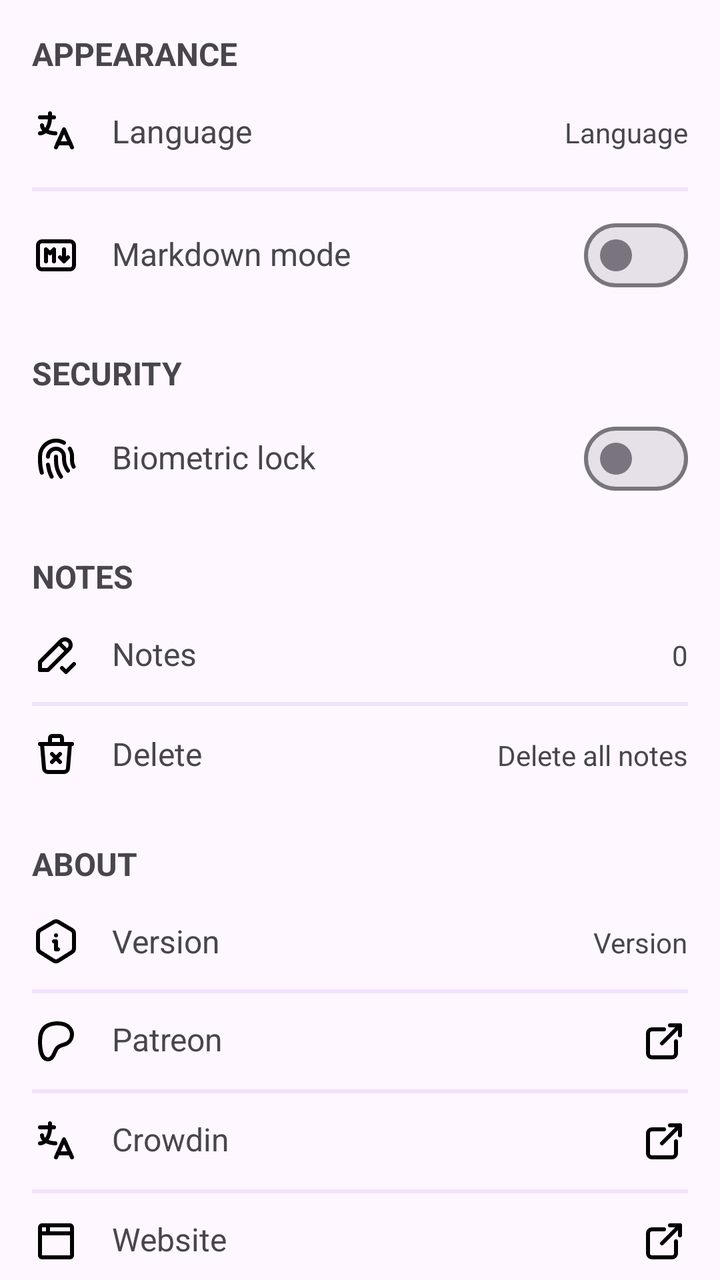
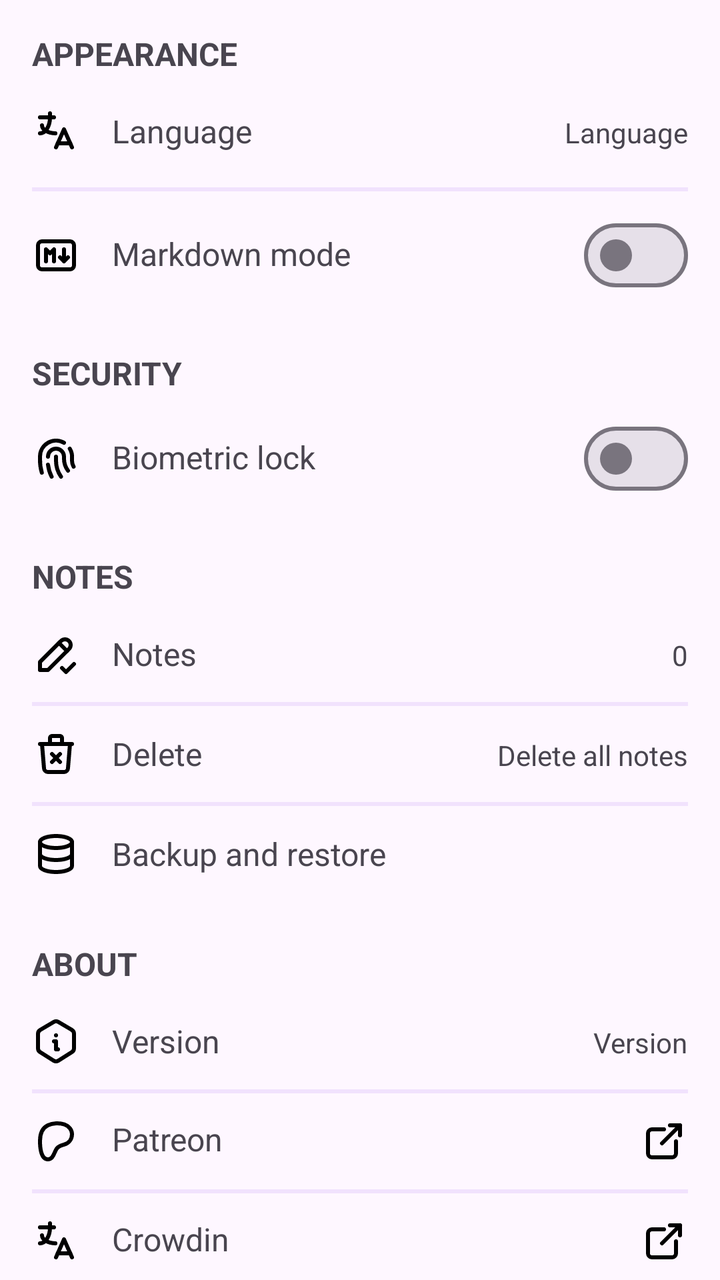

Screens rendered from an Android XML layout before and after an edit, with the pre-edit source and the edit as a unified diff.
<!-- AndroidManifest.xml: application theme Theme.NexNotes -->
<!-- res/layout/fragment_settings.xml -->
<?xml version="1.0" encoding="utf-8"?>
<androidx.coordinatorlayout.widget.CoordinatorLayout android:layout_width="match_parent"
    android:layout_height="match_parent"
    xmlns:tools="http://schemas.android.com/tools"
    android:id="@+id/main_layout"
    xmlns:android="http://schemas.android.com/apk/res/android"
    xmlns:app="http://schemas.android.com/apk/res-auto">

    <androidx.core.widget.NestedScrollView
        android:layout_width="match_parent"
        android:layout_height="match_parent"
        app:layout_behavior="@string/appbar_scrolling_view_behavior">

        <LinearLayout
            android:id="@+id/settings_main_frame"
            android:layout_width="match_parent"
            android:layout_height="wrap_content"
            android:layout_marginBottom="@dimen/dimen80dp"
            android:orientation="vertical">

            
            <TextView
                android:layout_width="wrap_content"
                android:layout_height="wrap_content"
                android:paddingStart="@dimen/dimen16dp"
                android:layout_marginTop="@dimen/dimen16dp"
                android:paddingEnd="@dimen/dimen16dp"
                android:textSize="@dimen/dimen16sp"
                android:textStyle="bold"
                android:textAllCaps="true"
                android:text="@string/appearance" />

            <LinearLayout
                android:id="@+id/language_selection_frame"
                android:layout_width="match_parent"
                android:layout_height="wrap_content"
                android:gravity="center_vertical"
                android:orientation="horizontal"
                android:layout_gravity="center_vertical"
                android:layout_marginTop="@dimen/dimen16dp"
                android:layout_marginStart="@dimen/dimen16dp"
                android:layout_marginEnd="@dimen/dimen16dp">

                <ImageView
                    android:layout_width="@dimen/dimen24dp"
                    android:layout_height="@dimen/dimen24dp"
                    android:contentDescription="@string/language"
                    android:layout_marginEnd="@dimen/dimen16dp"
                    app:srcCompat="@drawable/ic_language" />

                <LinearLayout
                    android:id="@+id/language_selection"
                    android:layout_width="match_parent"
                    android:layout_height="wrap_content"
                    android:orientation="horizontal">

                    <TextView
                        android:id="@+id/language_header_selector"
                        android:layout_width="0dp"
                        android:layout_height="wrap_content"
                        android:layout_weight="1"
                        android:text="@string/language"
                        android:textSize="@dimen/dimen16sp" />

                    <TextView
                        android:id="@+id/language_selected"
                        android:layout_width="wrap_content"
                        android:layout_height="wrap_content"
                        android:text="@string/language"
                        android:textSize="@dimen/dimen14sp" />

                </LinearLayout>

            </LinearLayout>

            <com.google.android.material.divider.MaterialDivider
                android:layout_width="match_parent"
                android:layout_height="@dimen/dimen2dp"
                app:dividerColor="?attr/divider"
                android:layout_margin="@dimen/dimen16dp"
                android:background="?android:attr/listDivider" />

            <LinearLayout
                android:id="@+id/md_mode_frame"
                android:layout_width="match_parent"
                android:layout_height="wrap_content"
                android:gravity="center_vertical"
                android:orientation="horizontal"
                android:layout_gravity="center_vertical"
                android:layout_marginStart="@dimen/dimen16dp"
                android:layout_marginEnd="@dimen/dimen16dp"
                android:layout_marginBottom="@dimen/dimen32dp">

                <ImageView
                    android:layout_width="@dimen/dimen24dp"
                    android:layout_height="@dimen/dimen24dp"
                    android:contentDescription="@string/md_mode_header"
                    android:layout_marginEnd="@dimen/dimen16dp"
                    app:srcCompat="@drawable/ic_markdown" />

                <LinearLayout
                    android:id="@+id/md_mode_frame_selection"
                    android:layout_width="match_parent"
                    android:layout_height="wrap_content"
                    android:orientation="horizontal">

                    <TextView
                        android:id="@+id/md_mode_header"
                        android:layout_width="0dp"
                        android:layout_height="wrap_content"
                        android:layout_weight="1"
                        android:text="@string/md_mode_header"
                        android:textSize="@dimen/dimen16sp" />

                    <com.google.android.material.materialswitch.MaterialSwitch
                        android:id="@+id/switch_md_mode"
                        android:layout_width="wrap_content"
                        android:layout_height="@dimen/dimen32dp"
                        android:contentDescription="@string/md_mode_header" />

                </LinearLayout>

            </LinearLayout>
            

            
            <TextView
                android:layout_width="wrap_content"
                android:layout_height="wrap_content"
                android:paddingStart="@dimen/dimen16dp"
                android:paddingEnd="@dimen/dimen16dp"
                android:textSize="@dimen/dimen16sp"
                android:textStyle="bold"
                android:textAllCaps="true"
                android:text="@string/security" />

            <LinearLayout
                android:id="@+id/biometric_frame"
                android:layout_width="match_parent"
                android:layout_height="wrap_content"
                android:gravity="center_vertical"
                android:orientation="horizontal"
                android:layout_gravity="center_vertical"
                android:layout_marginTop="@dimen/dimen16dp"
                android:layout_marginStart="@dimen/dimen16dp"
                android:layout_marginEnd="@dimen/dimen16dp"
                android:layout_marginBottom="@dimen/dimen32dp">

                <ImageView
                    android:layout_width="@dimen/dimen24dp"
                    android:layout_height="@dimen/dimen24dp"
                    android:contentDescription="@string/settings_biometric_header"
                    android:layout_marginEnd="@dimen/dimen16dp"
                    app:srcCompat="@drawable/ic_fingerprint" />

                <LinearLayout
                    android:id="@+id/biometric_frame_selection"
                    android:layout_width="match_parent"
                    android:layout_height="wrap_content"
                    android:orientation="horizontal">

                    <TextView
                        android:id="@+id/biometric_header"
                        android:layout_width="0dp"
                        android:layout_height="wrap_content"
                        android:layout_weight="1"
                        android:text="@string/settings_biometric_header"
                        android:textSize="@dimen/dimen16sp" />

                    <com.google.android.material.materialswitch.MaterialSwitch
                        android:id="@+id/switch_biometric"
                        android:layout_width="wrap_content"
                        android:layout_height="@dimen/dimen32dp"
                        android:contentDescription="@string/settings_biometric_header" />

                </LinearLayout>

            </LinearLayout>
            

            
            <TextView
                android:layout_width="wrap_content"
                android:layout_height="wrap_content"
                android:paddingStart="@dimen/dimen16dp"
                android:paddingEnd="@dimen/dimen16dp"
                android:textSize="@dimen/dimen16sp"
                android:textStyle="bold"
                android:textAllCaps="true"
                android:text="@string/notes" />

            <LinearLayout
                android:layout_width="match_parent"
                android:layout_height="wrap_content"
                android:layout_gravity="center_vertical"
                android:layout_marginTop="@dimen/dimen16dp"
                android:layout_marginStart="@dimen/dimen16dp"
                android:layout_marginEnd="@dimen/dimen16dp"
                android:layout_marginBottom="@dimen/dimen32dp"
                android:orientation="vertical">

                <LinearLayout
                    android:id="@+id/database_info_frame"
                    android:layout_width="match_parent"
                    android:layout_height="wrap_content"
                    android:gravity="center_vertical"
                    android:orientation="horizontal">

                    <ImageView
                        android:layout_width="@dimen/dimen24dp"
                        android:layout_height="@dimen/dimen24dp"
                        android:contentDescription="@string/app_name"
                        android:layout_marginEnd="@dimen/dimen16dp"
                        app:srcCompat="@drawable/ic_pencil_check" />

                    <LinearLayout
                        android:id="@+id/textview_section"
                        android:layout_width="match_parent"
                        android:layout_height="wrap_content"
                        android:orientation="horizontal">

                        <TextView
                            android:id="@+id/notes_title"
                            android:layout_width="0dp"
                            android:layout_height="wrap_content"
                            android:layout_weight="1"
                            android:text="@string/notes"
                            android:textSize="@dimen/dimen16sp" />

                        <TextView
                            android:id="@+id/database_notes_count"
                            android:layout_width="wrap_content"
                            android:layout_height="wrap_content"
                            android:text="@string/zero"
                            android:textSize="@dimen/dimen14sp" />

                    </LinearLayout>

                </LinearLayout>

                <com.google.android.material.divider.MaterialDivider
                    android:layout_width="match_parent"
                    android:layout_height="@dimen/dimen2dp"
                    app:dividerColor="?attr/divider"
                    android:layout_marginTop="@dimen/dimen12dp"
                    android:layout_marginBottom="@dimen/dimen12dp"
                    android:background="?android:attr/listDivider" />

                <LinearLayout
                    android:id="@+id/delete_notes_frame"
                    android:layout_width="match_parent"
                    android:layout_height="wrap_content"
                    android:background="?android:attr/selectableItemBackground"
                    android:gravity="center_vertical"
                    android:orientation="horizontal">

                    <ImageView
                        android:layout_width="@dimen/dimen24dp"
                        android:layout_height="@dimen/dimen24dp"
                        android:contentDescription="@string/delete"
                        android:layout_marginEnd="@dimen/dimen16dp"
                        app:srcCompat="@drawable/ic_trash" />

                    <LinearLayout
                        android:id="@+id/delete_notes_section"
                        android:layout_width="match_parent"
                        android:layout_height="wrap_content"
                        android:orientation="horizontal">

                        <TextView
                            android:id="@+id/delete_notes_title"
                            android:layout_width="0dp"
                            android:layout_height="wrap_content"
                            android:layout_weight="1"
                            android:text="@string/delete"
                            android:textSize="@dimen/dimen16sp" />

                        <TextView
                            android:id="@+id/delete_notes"
                            android:layout_width="wrap_content"
                            android:layout_height="wrap_content"
                            android:text="@string/delete_notes"
                            android:textSize="@dimen/dimen14sp" />

                    </LinearLayout>

                </LinearLayout>

            </LinearLayout>
            

            
            <TextView
                android:layout_width="wrap_content"
                android:layout_height="wrap_content"
                android:paddingStart="@dimen/dimen16dp"
                android:paddingEnd="@dimen/dimen16dp"
                android:textSize="@dimen/dimen16sp"
                android:textStyle="bold"
                android:textAllCaps="true"
                android:text="@string/about" />

            <LinearLayout
                android:layout_width="match_parent"
                android:layout_height="wrap_content"
                android:layout_gravity="center_vertical"
                android:layout_marginTop="@dimen/dimen16dp"
                android:layout_marginStart="@dimen/dimen16dp"
                android:layout_marginEnd="@dimen/dimen16dp"
                android:layout_marginBottom="@dimen/dimen32dp"
                android:orientation="vertical">

                <LinearLayout
                    android:id="@+id/about_selection_frame"
                    android:layout_width="match_parent"
                    android:layout_height="wrap_content"
                    android:background="?android:attr/selectableItemBackground"
                    android:gravity="center_vertical"
                    android:orientation="horizontal">

                    <ImageView
                        android:layout_width="@dimen/dimen24dp"
                        android:layout_height="@dimen/dimen24dp"
                        android:contentDescription="@string/app_name"
                        android:layout_marginEnd="@dimen/dimen16dp"
                        app:tint="?attr/iconsColor"
                        app:srcCompat="@drawable/ic_info" />

                    <LinearLayout
                        android:id="@+id/about_version_selection"
                        android:layout_width="match_parent"
                        android:layout_height="wrap_content"
                        android:orientation="horizontal">

                        <TextView
                            android:id="@+id/about_version_title"
                            android:layout_width="0dp"
                            android:layout_height="wrap_content"
                            android:layout_weight="1"
                            android:text="@string/version"
                            android:textSize="@dimen/dimen16sp" />

                        <TextView
                            android:id="@+id/app_version"
                            android:layout_width="wrap_content"
                            android:layout_height="wrap_content"
                            android:text="@string/version"
                            android:textSize="@dimen/dimen14sp" />

                    </LinearLayout>

                </LinearLayout>

                <com.google.android.material.divider.MaterialDivider
                    android:layout_width="match_parent"
                    android:layout_height="@dimen/dimen2dp"
                    app:dividerColor="?attr/divider"
                    android:layout_marginTop="@dimen/dimen12dp"
                    android:layout_marginBottom="@dimen/dimen12dp"
                    android:background="?android:attr/listDivider" />

                <LinearLayout
                    android:id="@+id/support_patreon_frame"
                    android:layout_width="match_parent"
                    android:layout_height="wrap_content"
                    android:background="?android:attr/selectableItemBackground"
                    android:gravity="center_vertical"
                    android:orientation="horizontal">

                    <ImageView
                        android:layout_width="@dimen/dimen24dp"
                        android:layout_height="@dimen/dimen24dp"
                        android:contentDescription="@string/support_text_patreon"
                        android:layout_marginEnd="@dimen/dimen16dp"
                        app:tint="?attr/iconsColor"
                        app:srcCompat="@drawable/ic_patreon" />

                    <LinearLayout
                        android:id="@+id/support_patreon_selection"
                        android:layout_width="match_parent"
                        android:layout_height="wrap_content"
                        android:orientation="horizontal"
                        tools:ignore="UseCompoundDrawables">

                        <TextView
                            android:id="@+id/support_patreon_title"
                            android:layout_width="0dp"
                            android:layout_height="wrap_content"
                            android:layout_weight="1"
                            android:text="@string/support_text_patreon"
                            android:textSize="@dimen/dimen16sp" />

                        <ImageView
                            android:id="@+id/support_patreon"
                            android:layout_width="@dimen/dimen24dp"
                            android:layout_height="@dimen/dimen24dp"
                            android:contentDescription="@string/support_text_patreon"
                            app:srcCompat="@drawable/ic_external_link" />

                    </LinearLayout>

                </LinearLayout>

                <com.google.android.material.divider.MaterialDivider
                    android:layout_width="match_parent"
                    android:layout_height="@dimen/dimen2dp"
                    app:dividerColor="?attr/divider"
                    android:layout_marginTop="@dimen/dimen12dp"
                    android:layout_marginBottom="@dimen/dimen12dp"
                    android:background="?android:attr/listDivider" />

                <LinearLayout
                    android:id="@+id/crowdin_frame"
                    android:layout_width="match_parent"
                    android:layout_height="wrap_content"
                    android:background="?android:attr/selectableItemBackground"
                    android:gravity="center_vertical"
                    android:orientation="horizontal">

                    <ImageView
                        android:layout_width="@dimen/dimen24dp"
                        android:layout_height="@dimen/dimen24dp"
                        android:contentDescription="@string/crowd_in_text"
                        android:layout_marginEnd="@dimen/dimen16dp"
                        app:srcCompat="@drawable/ic_language" />

                    <LinearLayout
                        android:id="@+id/crowdin_selection"
                        android:layout_width="match_parent"
                        android:layout_height="wrap_content"
                        android:orientation="horizontal"
                        tools:ignore="UseCompoundDrawables">

                        <TextView
                            android:id="@+id/crowdin_title"
                            android:layout_width="0dp"
                            android:layout_height="wrap_content"
                            android:layout_weight="1"
                            android:text="@string/crowd_in_text"
                            android:textSize="@dimen/dimen16sp" />

                        <ImageView
                            android:id="@+id/crowdin"
                            android:layout_width="@dimen/dimen24dp"
                            android:layout_height="@dimen/dimen24dp"
                            android:contentDescription="@string/crowd_in_text"
                            app:srcCompat="@drawable/ic_external_link" />

                    </LinearLayout>

                </LinearLayout>

                <com.google.android.material.divider.MaterialDivider
                    android:layout_width="match_parent"
                    android:layout_height="@dimen/dimen2dp"
                    app:dividerColor="?attr/divider"
                    android:layout_marginTop="@dimen/dimen12dp"
                    android:layout_marginBottom="@dimen/dimen12dp"
                    android:background="?android:attr/listDivider" />

                <LinearLayout
                    android:id="@+id/website_frame"
                    android:layout_width="match_parent"
                    android:layout_height="wrap_content"
                    android:background="?android:attr/selectableItemBackground"
                    android:gravity="center_vertical"
                    android:orientation="horizontal">

                    <ImageView
                        android:layout_width="@dimen/dimen24dp"
                        android:layout_height="@dimen/dimen24dp"
                        android:contentDescription="@string/website"
                        android:layout_marginEnd="@dimen/dimen16dp"
                        app:srcCompat="@drawable/ic_browser" />

                    <LinearLayout
                        android:id="@+id/website_selection"
                        android:layout_width="match_parent"
                        android:layout_height="wrap_content"
                        android:orientation="horizontal"
                        tools:ignore="UseCompoundDrawables">

                        <TextView
                            android:id="@+id/website_title"
                            android:layout_width="0dp"
                            android:layout_height="wrap_content"
                            android:layout_weight="1"
                            android:text="@string/website"
                            android:textSize="@dimen/dimen16sp" />

                        <ImageView
                            android:id="@+id/website"
                            android:layout_width="@dimen/dimen24dp"
                            android:layout_height="@dimen/dimen24dp"
                            android:contentDescription="@string/website"
                            app:srcCompat="@drawable/ic_external_link" />

                    </LinearLayout>

                </LinearLayout>

                <com.google.android.material.divider.MaterialDivider
                    android:layout_width="match_parent"
                    android:layout_height="@dimen/dimen2dp"
                    app:dividerColor="?attr/divider"
                    android:layout_marginTop="@dimen/dimen12dp"
                    android:layout_marginBottom="@dimen/dimen12dp"
                    android:background="?android:attr/listDivider" />

                <LinearLayout
                    android:id="@+id/source_code_frame"
                    android:layout_width="match_parent"
                    android:layout_height="wrap_content"
                    android:background="?android:attr/selectableItemBackground"
                    android:gravity="center_vertical"
                    android:orientation="horizontal">

                    <ImageView
                        android:layout_width="@dimen/dimen24dp"
                        android:layout_height="@dimen/dimen24dp"
                        android:contentDescription="@string/source_code"
                        android:layout_marginEnd="@dimen/dimen16dp"
                        app:srcCompat="@drawable/ic_code" />

                    <LinearLayout
                        android:id="@+id/source_code_selection"
                        android:layout_width="match_parent"
                        android:layout_height="wrap_content"
                        android:orientation="horizontal"
                        tools:ignore="UseCompoundDrawables">

                        <TextView
                            android:id="@+id/source_code_title"
                            android:layout_width="0dp"
                            android:layout_height="wrap_content"
                            android:layout_weight="1"
                            android:text="@string/source_code"
                            android:textSize="@dimen/dimen16sp" />

                        <ImageView
                            android:id="@+id/source_code"
                            android:layout_width="@dimen/dimen24dp"
                            android:layout_height="@dimen/dimen24dp"
                            android:contentDescription="@string/source_code"
                            app:srcCompat="@drawable/ic_external_link" />

                    </LinearLayout>

                </LinearLayout>

            </LinearLayout>
            

        </LinearLayout>

    </androidx.core.widget.NestedScrollView>

</androidx.coordinatorlayout.widget.CoordinatorLayout>
<!-- resources referenced by this layout -->
<resources>
  <dimen name="dimen12dp">12dp</dimen>
  <dimen name="dimen14sp">14sp</dimen>
  <dimen name="dimen16dp">16dp</dimen>
  <dimen name="dimen16sp">16sp</dimen>
  <dimen name="dimen24dp">24dp</dimen>
  <dimen name="dimen2dp">2dp</dimen>
  <dimen name="dimen32dp">32dp</dimen>
  <dimen name="dimen80dp">80dp</dimen>
  <!-- drawable ic_patreon (drawable) -->
  <vector xmlns:android="http://schemas.android.com/apk/res/android"
      android:width="24dp"
      android:height="24dp"
      android:viewportWidth="24"
      android:viewportHeight="24">
    <path
        android:pathData="M20,8.408c-0.003,-2.299 -1.746,-4.182 -3.79,-4.862c-2.54,-0.844 -5.888,-0.722 -8.312,0.453c-2.939,1.425 -3.862,4.545 -3.896,7.656c-0.028,2.559 0.22,9.297 3.92,9.345c2.75,0.036 3.159,-3.603 4.43,-5.356c0.906,-1.247 2.071,-1.599 3.506,-1.963c2.465,-0.627 4.146,-2.626 4.142,-5.273z"
        android:strokeLineJoin="round"
        android:strokeWidth="2"
        android:fillColor="#00000000"
        android:strokeColor="?attr/iconsColor"
        android:strokeLineCap="round"/>
  </vector>
  <string name="about">About</string>
  <string name="app_name" translatable="false">Nex Notes</string>
  <string name="appearance">Appearance</string>
  <string name="crowd_in_text" translatable="false">Crowdin</string>
  <string name="delete">Delete</string>
  <string name="delete_notes">Delete all notes</string>
  <string name="language">Language</string>
  <string name="md_mode_header">Markdown mode</string>
  <string name="notes">Notes</string>
  <string name="security">Security</string>
  <string name="settings_biometric_header">Biometric lock</string>
  <string name="source_code">Source code</string>
  <string name="support_text_patreon" translatable="false">Patreon</string>
  <string name="version">Version</string>
  <string name="website">Website</string>
  <string name="zero" translatable="false">0</string>
  <color name="purple_500">#FF6200EE</color>
  <color name="purple_700">#FF3700B3</color>
  <color name="white">#FFFFFFFF</color>
  <color name="teal_200">#FF03DAC5</color>
  <color name="teal_700">#FF018786</color>
  <color name="black">#FF000000</color>
  <color name="snackbar_container">#17202a</color>
  <color name="divider_background_light">#F1E2FD</color>
  <color name="input_color_light">#DFDDE2</color>
  <!-- unchanged entries left out for length: 10 -->
</resources>

<!-- the commit's change to res/layout/fragment_settings.xml (unified diff, before → after) -->
@@ -286,6 +286,45 @@
 
                 </LinearLayout>
 
+                <com.google.android.material.divider.MaterialDivider
+                    android:layout_width="match_parent"
+                    android:layout_height="@dimen/dimen2dp"
+                    app:dividerColor="?attr/divider"
+                    android:layout_marginTop="@dimen/dimen12dp"
+                    android:layout_marginBottom="@dimen/dimen12dp"
+                    android:background="?android:attr/listDivider" />
+
+                <LinearLayout
+                    android:id="@+id/backup_restore_notes_frame"
+                    android:layout_width="match_parent"
+                    android:layout_height="wrap_content"
+                    android:gravity="center_vertical"
+                    android:orientation="horizontal">
+
+                    <ImageView
+                        android:layout_width="@dimen/dimen24dp"
+                        android:layout_height="@dimen/dimen24dp"
+                        android:contentDescription="@string/delete"
+                        android:layout_marginEnd="@dimen/dimen16dp"
+                        app:srcCompat="@drawable/ic_database" />
+
+                    <LinearLayout
+                        android:id="@+id/backup_restore_notes_section"
+                        android:layout_width="match_parent"
+                        android:layout_height="wrap_content"
+                        android:orientation="horizontal">
+
+                        <TextView
+                            android:id="@+id/backup_restore_notes_title"
+                            android:layout_width="wrap_content"
+                            android:layout_height="wrap_content"
+                            android:text="@string/backup_and_restore"
+                            android:textSize="@dimen/dimen16sp" />
+
+                    </LinearLayout>
+
+                </LinearLayout>
+
             </LinearLayout>
             
 
<!-- resource entries referenced after the edit -->
@@ -8,6 +8,34 @@
   <dimen name="dimen2dp">2dp</dimen>
   <dimen name="dimen32dp">32dp</dimen>
   <dimen name="dimen80dp">80dp</dimen>
+  <!-- drawable ic_database (drawable) -->
+  <vector xmlns:android="http://schemas.android.com/apk/res/android"
+      android:width="24dp"
+      android:height="24dp"
+      android:viewportWidth="24"
+      android:viewportHeight="24">
+    <path
+        android:pathData="M12,6m-8,0a8,3 0,1 0,16 0a8,3 0,1 0,-16 0"
+        android:strokeLineJoin="round"
+        android:strokeWidth="2"
+        android:fillColor="#00000000"
+        android:strokeColor="?attr/iconsColor"
+        android:strokeLineCap="round"/>
+    <path
+        android:pathData="M4,6v6a8,3 0,0 0,16 0v-6"
+        android:strokeLineJoin="round"
+        android:strokeWidth="2"
+        android:fillColor="#00000000"
+        android:strokeColor="?attr/iconsColor"
+        android:strokeLineCap="round"/>
+    <path
+        android:pathData="M4,12v6a8,3 0,0 0,16 0v-6"
+        android:strokeLineJoin="round"
+        android:strokeWidth="2"
+        android:fillColor="#00000000"
+        android:strokeColor="?attr/iconsColor"
+        android:strokeLineCap="round"/>
+  </vector>
   <!-- drawable ic_patreon (drawable) -->
   <vector xmlns:android="http://schemas.android.com/apk/res/android"
       android:width="24dp"
@@ -25,6 +53,7 @@
   <string name="about">About</string>
   <string name="app_name" translatable="false">Nex Notes</string>
   <string name="appearance">Appearance</string>
+  <string name="backup_and_restore">Backup and restore</string>
   <string name="crowd_in_text" translatable="false">Crowdin</string>
   <string name="delete">Delete</string>
   <string name="delete_notes">Delete all notes</string>
